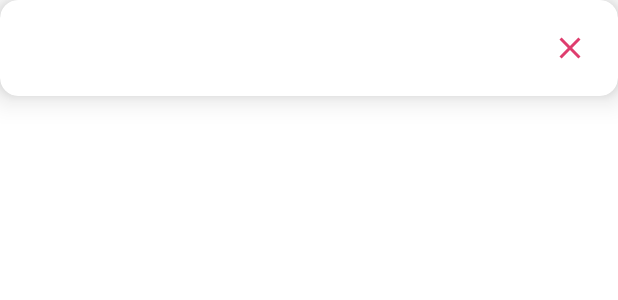
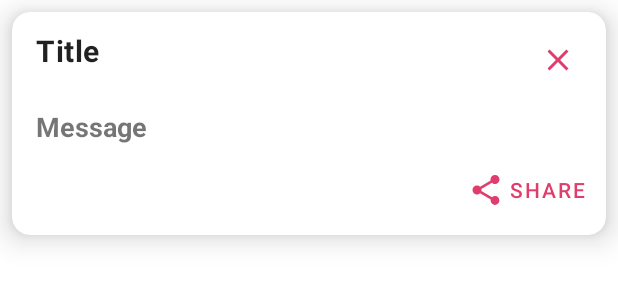
Before and after one commit to subhambikashbehera/InstagramVideoDownloader, an Android app: the layout popup.xml on its own in the app's theme, with its tools: preview values and no code run, on a phone screen of 412 x 824 dp. Shown: the top 300 px of the screen. Run offline under Robolectric (Android 15) with nearby library versions, the phone set to English and light mode, and no system bars.

Commit message:
all issue fixed

```diff
--- a/app/src/main/java/com/subhambikashsubhamgupta/instagramdownloader/SendDataInterface.kt
+++ /dev/null
@@ -1,5 +0,0 @@
-package com.subhambikashsubhamgupta.instagramdownloader
-
-interface SendDataInterface {
-    fun fromclipBoard(string: String)
-}
--- a/app/src/main/res/layout/fragment_download.xml
+++ b/app/src/main/res/layout/fragment_download.xml
@@ -98,6 +98,7 @@
            android:layout_width="match_parent"
            android:layout_height="match_parent"
             android:layout_marginBottom="8dp"
+           android:visibility="gone"
             android:id="@+id/bottomlayout"
            android:gravity="center">
 
@@ -110,7 +111,7 @@
                android:layout_marginEnd="8dp"
                android:text="share"
                android:textColor="@color/purple_200"
-               android:visibility="gone"
+
                app:icon="@drawable/ic_share"
                app:iconGravity="textStart"
                app:iconPadding="4dp"
@@ -125,7 +126,7 @@
                android:layout_height="wrap_content"
                android:layout_marginEnd="8dp"
                android:text="Download"
-               android:visibility="gone"
+
 
                app:icon="@drawable/ic_download"
                app:iconGravity="textStart"
--- a/app/src/main/res/layout/popup.xml
+++ b/app/src/main/res/layout/popup.xml
@@ -1,30 +1,72 @@
 <?xml version="1.0" encoding="utf-8"?>
-<com.google.android.material.card.MaterialCardView xmlns:android="http://schemas.android.com/apk/res/android"
+<com.google.android.material.card.MaterialCardView
+    xmlns:android="http://schemas.android.com/apk/res/android"
     android:layout_width="match_parent"
     android:layout_height="wrap_content"
+    android:layout_margin="8dp"
     xmlns:app="http://schemas.android.com/apk/res-auto"
     app:cardElevation="12dp"
     app:cardCornerRadius="12dp">
     <RelativeLayout
         android:layout_width="match_parent"
+        android:id="@+id/rel"
         android:layout_height="wrap_content">
+
+
+        <TextView
+            android:id="@+id/title"
+            android:layout_width="wrap_content"
+           android:layout_alignParentTop="true"
+            android:textSize="20sp"
+            android:layout_marginTop="12dp"
+            android:layout_marginStart="16dp"
+            android:layout_height="wrap_content"
+            android:text="Title"
+            android:textAppearance="@style/TextAppearance.MaterialComponents.Body2"
+            android:layout_centerVertical="true"
+            android:textStyle="bold" />
         <Button
+            android:id="@+id/closebtn"
             android:layout_width="wrap_content"
+          android:layout_alignParentEnd="true"
             android:layout_height="wrap_content"
-            android:layout_alignParentEnd="true"
+
             style="@style/Widget.App.Button.OutlinedButton.IconOnly"
             app:icon="@drawable/ic_baseline_clear"
             android:layout_margin="8dp"
-            android:layout_alignParentTop="true"/>
+           />
         <TextView
+            android:id="@+id/message"
+            android:layout_below="@id/closebtn"
+            android:textStyle="bold"
+           android:textSize="18sp"
+            android:layout_marginStart="16dp"
+            android:layout_marginEnd="16dp"
+            android:text="Message"
             android:layout_width="match_parent"
-            android:textStyle="bold"
             android:layout_height="wrap_content"/>
 
+        <LinearLayout
+            android:layout_below="@id/message"
+            android:layout_width="match_parent"
+            android:gravity="end"
+            android:padding="6dp"
+            android:orientation="horizontal"
+            android:layout_height="wrap_content">
+            <Button
+                android:id="@+id/sharebtn"
+                style="@style/Widget.MaterialComponents.Button.TextButton"
+                android:text="Share"
+                app:icon="@drawable/ic_share"
+                android:layout_width="wrap_content"
+                android:layout_height="wrap_content"/>
+
+        </LinearLayout>
     </RelativeLayout>
 
 
 
 
 
+
 </com.google.android.material.card.MaterialCardView>
```
Also changed, not shown: app/src/main/java/com/subhambikashsubhamgupta/instagramdownloader/DownloadFragment.kt (+78 -53 lines), app/src/main/java/com/subhambikashsubhamgupta/instagramdownloader/MainActivity.kt (+0 -8 lines).
